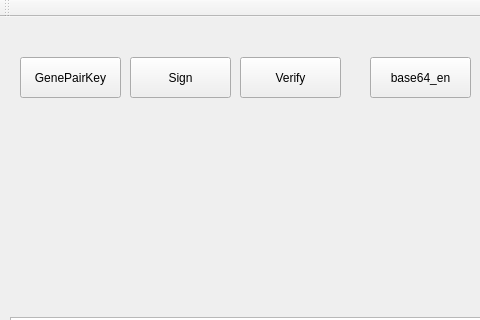
The window that mainwindow.ui (HuangYeCun/openssl_test) describes before a commit, drawn with Qt 5; both pictures show x 0 to 480 and y 0 to 320 of the 840 by 592 pixel window.
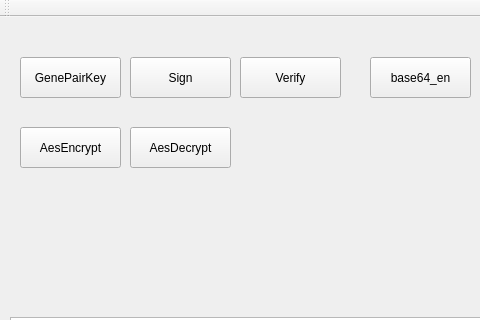
The same window after the commit.

Diff of the .ui file:
```diff
--- a/mainwindow.ui
+++ b/mainwindow.ui
@@ -89,6 +89,32 @@
      <string>base64_de</string>
     </property>
    </widget>
+   <widget class="QPushButton" name="aes_en_btn">
+    <property name="geometry">
+     <rect>
+      <x>20</x>
+      <y>110</y>
+      <width>101</width>
+      <height>41</height>
+     </rect>
+    </property>
+    <property name="text">
+     <string>AesEncrypt</string>
+    </property>
+   </widget>
+   <widget class="QPushButton" name="aes_de_btn">
+    <property name="geometry">
+     <rect>
+      <x>130</x>
+      <y>110</y>
+      <width>101</width>
+      <height>41</height>
+     </rect>
+    </property>
+    <property name="text">
+     <string>AesDecrypt</string>
+    </property>
+   </widget>
   </widget>
   <widget class="QMenuBar" name="menuBar">
    <property name="geometry">
```
Left out of the diff: 2 changed lines with no effect on the pictures.
